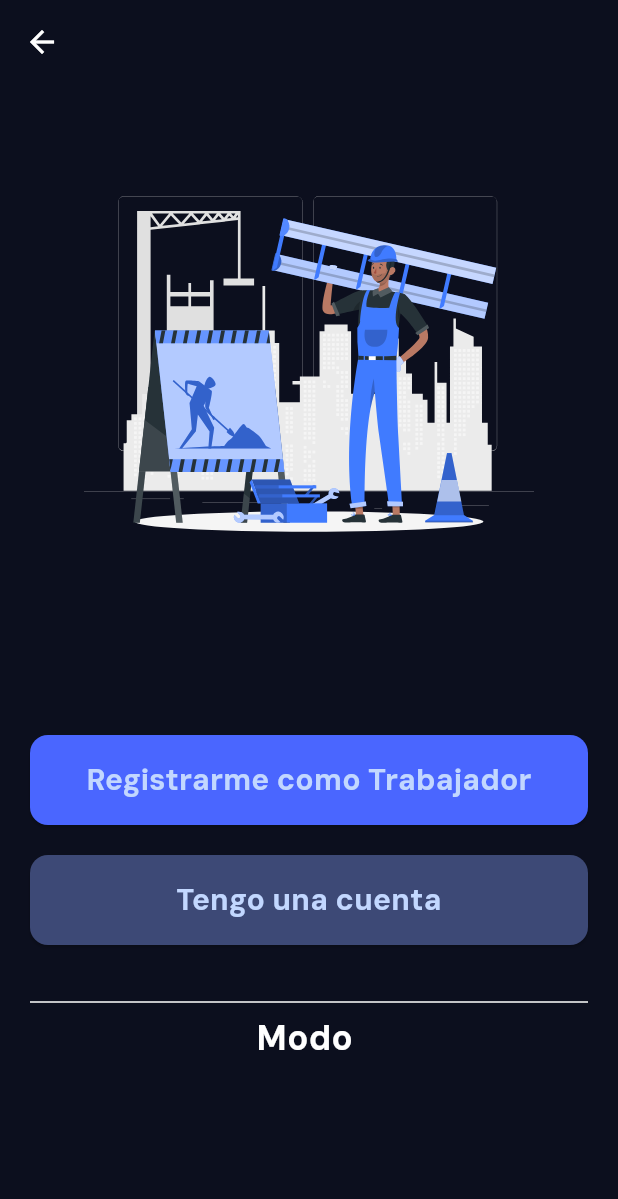
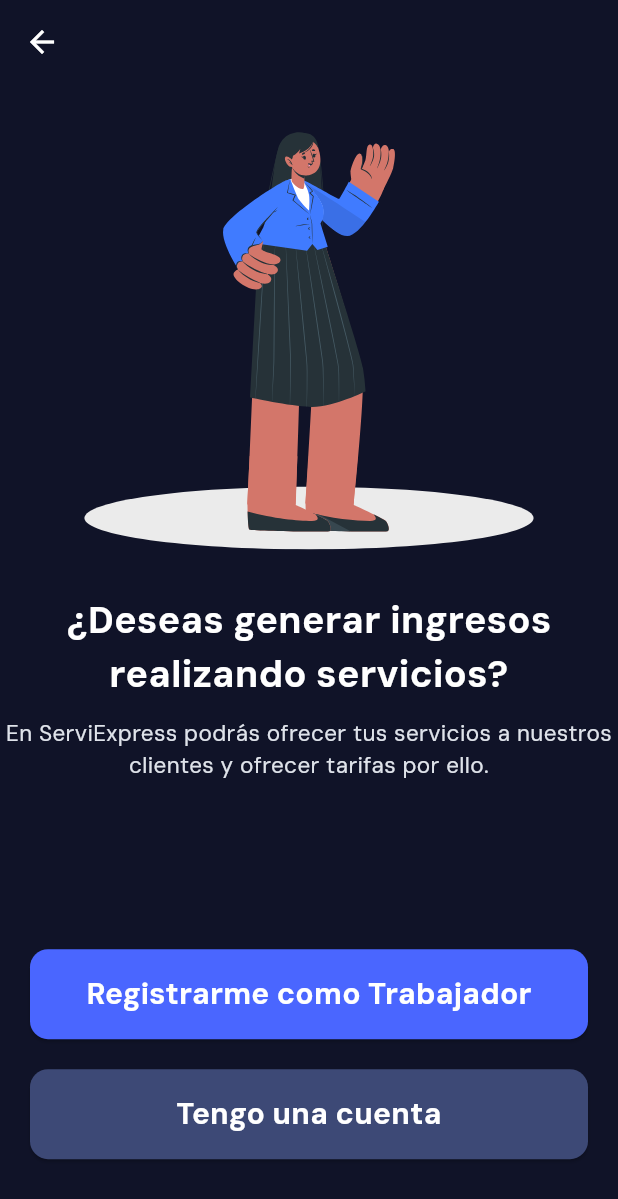
Before and after one commit to sh4y0/serviexpress-app, a Flutter app: the CambioRol screen opened by its route, on a phone screen of 412 x 824 dp. Shown: the top 1199 px of the screen. Run offline on Flutter 3.47's test engine with Material 3 defaults, Android fonts, the phone set to English and light mode, and no system bars; our stand-ins replace cloud_firestore, dropdown_button2, file_picker, firebase_auth, firebase_core, firebase_crashlytics and 21 more; missing offline and left inert: flutter_facebook_auth, flutter_polyline_points, record, tutorial_coach_mark; accounts and stored records are empty.

Commit message:
Corrigiendo el diseño de la propuesta y el cambio de rol

```diff
--- a/lib/core/theme/app_color.dart
+++ b/lib/core/theme/app_color.dart
@@ -109,4 +109,6 @@ class AppColor {
   static const Color txtVDetalle = Color(0xFFECF4FF);
 
   static const Color txtDn = Color(0xFFF0F0F4);
+
+  static const Color bgCreate = Color(0xFF101227);
 }
--- a/lib/presentation/widgets/cambio_rol.dart
+++ b/lib/presentation/widgets/cambio_rol.dart
@@ -44,25 +44,40 @@ class _CambioRolState extends State<CambioRol> {
     }
     final esTrabajador = currentRole == "Trabajador";
     return Scaffold(
-      backgroundColor: AppColor.bgOnBoar,
-      appBar: AppBar(backgroundColor: AppColor.bgOnBoar),
-      body: Center(
+      backgroundColor: AppColor.bgVerification,
+      appBar: AppBar(backgroundColor: AppColor.bgVerification),
+      body: SafeArea(
         child: Column(
-          mainAxisSize: MainAxisSize.min,
-          mainAxisAlignment: MainAxisAlignment.spaceEvenly,
-          crossAxisAlignment: CrossAxisAlignment.start,
+          mainAxisSize: MainAxisSize.max,
+          mainAxisAlignment: MainAxisAlignment.spaceAround,
+          crossAxisAlignment: CrossAxisAlignment.center,
           children: [
-            Expanded(
-              child: Center(
-                child: SvgPicture.asset(
-                  "assets/icons/work.svg",
-                  width: 300,
-                  height: 450,
+            Column(
+              children: [
+                Center(
+                  child: SvgPicture.asset("assets/icons/works.svg", width: 300),
                 ),
+                const SizedBox(height: 30),
+                const Text(
+                  "¿Deseas generar ingresos realizando servicios?",
+                  style: TextStyle(
+                    color: Colors.white,
+                    fontSize: 25,
+                    fontWeight: FontWeight.bold,
                   ),
+                  textAlign: TextAlign.center,
                 ),
-            Expanded(
-              child: Padding(
+                const SizedBox(height: 10),
+                const Text(
+                  "En ServiExpress podrás ofrecer tus servicios a nuestros clientes y ofrecer tarifas por ello.",
+                  style: TextStyle(color: AppColor.txtPropuesta, fontSize: 15),
+                  textAlign: TextAlign.center,
+                ),
+              ],
+            ),
+            Column(
+              children: [
+                Padding(
                   padding: const EdgeInsets.all(20),
                   child: Column(
                     children: [
@@ -74,7 +89,7 @@ class _CambioRolState extends State<CambioRol> {
                               ? "Registrarme como Cliente"
                               : "Registrarme como Trabajador",
                           style: const TextStyle(
-                          color: AppColor.btnOpen,
+                            color: Colors.white,
                             fontSize: 20,
                             fontWeight: FontWeight.bold,
                           ),
@@ -91,27 +106,16 @@ class _CambioRolState extends State<CambioRol> {
                         child: const Text(
                           "Tengo una cuenta",
                           style: TextStyle(
-                          color: AppColor.btnOpen,
+                            color: Colors.white,
                             fontSize: 20,
                             fontWeight: FontWeight.bold,
                           ),
                         ),
                       ),
-                    const SizedBox(height: 30),
-                    Divider(),
-                    Text(
-                      currentRole != null
-                          ? "Modo $currentRole"
-                          : "Cargando Rol...",
-                      style: const TextStyle(
-                        color: Colors.white,
-                        fontSize: 23,
-                        fontWeight: FontWeight.bold,
+                    ],
                   ),
                 ),
               ],
-                ),
-              ),
             ),
           ],
         ),
```
Also changed, not shown: lib/presentation/widgets/provider_details.dart (+35 -7 lines), assets/icons/works.svg (added). Lines whose indentation alone changed are shown as unchanged.
